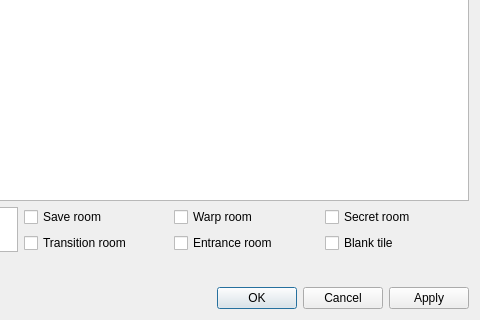
Qt form dsvedit/map_editor.ui (LagoLunatic/DSVEdit) before a commit; both pictures show x 540 to 1020 and y 230 to 550 of the 1020 by 550 pixel window.
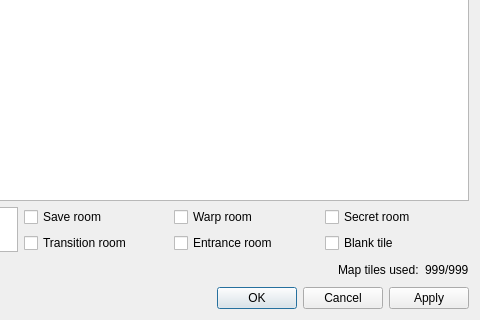
The same form after that commit.

Commit message: Map editor: Display number of currently used tiles

```diff
--- a/dsvedit/map_editor.ui
+++ b/dsvedit/map_editor.ui
@@ -127,6 +127,20 @@
        </property>
       </spacer>
      </item>
+     <item>
+      <widget class="QLabel" name="used_tiles_label">
+       <property name="text">
+        <string>Map tiles used:</string>
+       </property>
+      </widget>
+     </item>
+     <item>
+      <widget class="QLabel" name="used_tiles_number">
+       <property name="text">
+        <string>999/999</string>
+       </property>
+      </widget>
+     </item>
     </layout>
    </item>
    <item>
```
The commit also changes 1 other file.
